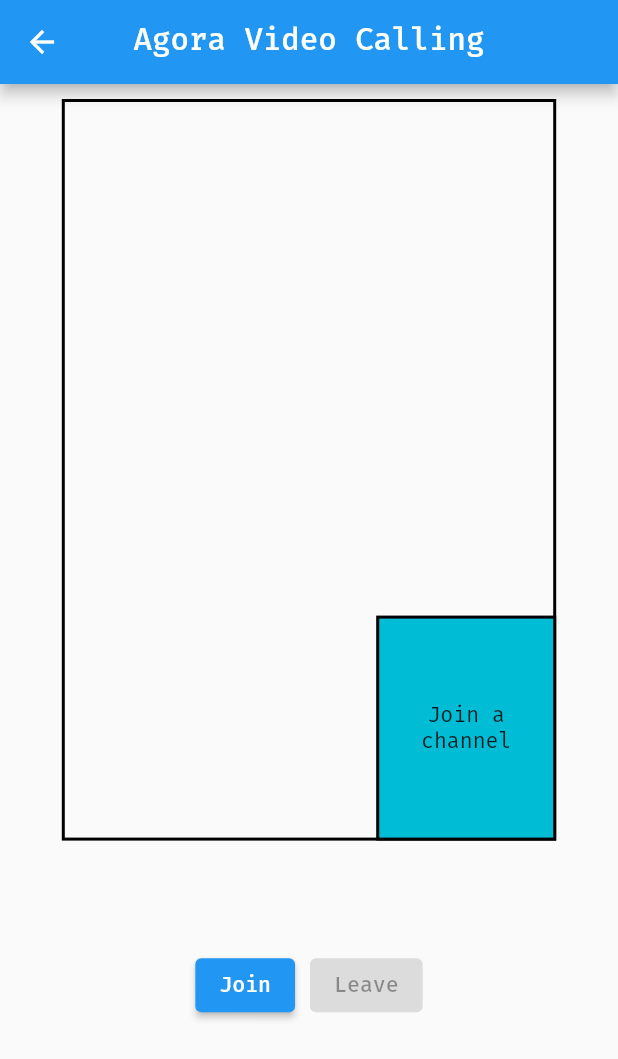
After one commit to ThanhTrung2001/Chew_Firebase, a Flutter app: the VideoCallMainScreen screen opened by its route, after a tap on "Join", on a phone screen of 412 x 824 dp. The commit adds this screen. Shown: the top 1059 px of the screen. Run offline on Flutter 3.47's test engine with Material 2 defaults, Android fonts, the phone set to English and light mode, and no system bars; our stand-ins replace cloud_firestore, custom_navigation_bar, file_picker, firebase_auth, firebase_core, firebase_storage and 6 more; missing offline and left inert: agora_rtc_engine; accounts and stored records are empty; network calls fail.

Commit message:
test git again

```diff
--- a/firebase_tutorial/lib/main.dart
+++ b/firebase_tutorial/lib/main.dart
@@ -1,5 +1,6 @@
 import 'package:firebase_auth/firebase_auth.dart';
 import 'package:firebase_tutorial/views/screens/chat/video_call.dart';
+import 'package:firebase_tutorial/views/screens/chat/video_call_main.dart';
 import 'package:firebase_tutorial/views/screens/chat/voice_call.dart';
 import 'package:firebase_tutorial/views/screens/home/home.dart';
 import 'package:firebase_tutorial/views/screens/home/mainscreen.dart';
@@ -21,7 +22,8 @@
 import 'package:agora_rtc_engine/agora_rtc_engine.dart';
 
 void main() async {
-  SystemChrome.setEnabledSystemUIMode(SystemUiMode.manual, overlays: [SystemUiOverlay.top]);
+  SystemChrome.setEnabledSystemUIMode(SystemUiMode.manual,
+      overlays: [SystemUiOverlay.top]);
   WidgetsFlutterBinding.ensureInitialized();
   await Firebase.initializeApp();
   runApp(const ProviderScope(child: MyApp()));
@@ -46,21 +48,21 @@
                   ThemeData(primarySwatch: Colors.blue, fontFamily: 'FiraCode'),
               // home: const SplashScreen(),
               initialRoute:
-                FirebaseAuth.instance.currentUser == null?
-               '/login' : '/',
+                  FirebaseAuth.instance.currentUser == null ? '/login' : '/',
               routes: {
                 '/splash': (context) => const SplashScreen(),
                 '/login': (context) => const LoginScreen(),
-                '/signup' : (context) => const SignUpScreen(),
-                '/forgot' :(context) => const ForgotScreen(),
-                '/verify' :(context) => const VerifyScreen(),
-                '/changepass':(context) => const ChangePassScreen(),
-                '/waiting' :(context) => const WaitingScreen(),
-                '/' : (context) => const MainScreen(),
+                '/signup': (context) => const SignUpScreen(),
+                '/forgot': (context) => const ForgotScreen(),
+                '/verify': (context) => const VerifyScreen(),
+                '/changepass': (context) => const ChangePassScreen(),
+                '/waiting': (context) => const WaitingScreen(),
+                '/': (context) => const MainScreen(),
                 '/home': (context) => const HomeScreen(),
-                '/profile' : (context) => const ProfileScreen(),
-                '/voice' :(context) => const VoiceCallingScreen(),
-                '/video' :(context) => const VideoCallingScreen(),
+                '/profile': (context) => const ProfileScreen(),
+                '/voice': (context) => const VoiceCallingScreen(),
+                '/video_test': (context) => const VideoCallingScreen(),
+                '/video': (context) => const VideoCallMainScreen(),
               });
         });
   }
--- a/firebase_tutorial/lib/views/screens/chat/chatroom.dart
+++ b/firebase_tutorial/lib/views/screens/chat/chatroom.dart
@@ -27,13 +27,11 @@
   final chatRoomFunction = ChatRoomFuction();
   final messageFunction = MessageFunction();
   final imageFunction = ImageFunction();
-  final voiceCallFunction = CallingFunction();
+  final callingFunction = CallingFunction();
   bool isImage = false;
   bool isYour = false;
   late Stream<QuerySnapshot> listMessage;
   late RtcEngine agoraEngine;
-
-
 
   @override
   void initState() {
@@ -65,21 +63,22 @@
             ),
             actions: [
               GestureDetector(
-                onTap: (){
-                  voiceCallFunction.setInformation(widget.chatRoomID);
-                  // await voiceCallFunction.onJoin();
+                onTap: () {
+                  callingFunction.setInformation(widget.chatRoomID);
+                  // await callingFunction.onJoin();
                   Navigator.of(context).pushNamed('/voice');
                 },
                 child: AppIcon.micCall,
               ),
               GestureDetector(
                 onTap: () {
-                  voiceCallFunction.setInformation(widget.chatRoomID);
+                  callingFunction.setInformation(widget.chatRoomID);
                   Navigator.of(context).pushNamed('/video');
+                  // //use for test
+                  // Navigator.of(context).pushNamed('/video_test');
                 },
                 child: AppIcon.videoCall,
               ),
-
             ],
           ),
           body: Stack(
@@ -102,31 +101,34 @@
                           MessageBar(
                               controller: messageController,
                               pressImage: () async {
-                                final result = await FilePicker.platform.pickFiles(
+                                final result =
+                                    await FilePicker.platform.pickFiles(
                                   allowMultiple: false,
                                   type: FileType.custom,
                                   allowedExtensions: ['png', 'jpg'],
                                 );
-                                if(result != null)
-                                {
+                                if (result != null) {
                                   final path = result.files.single.path!;
                                   final name = result.files.single.name;
                                   await imageFunction.uploadFile(path, name);
-                                  final url = await imageFunction.downloadURL(name);
+                                  final url =
+                                      await imageFunction.downloadURL(name);
                                   print(path + '----' + name);
-                                  if(url != null)
-                                  {
-                                    messageFunction.sendImageMessage(widget.chatRoomID, FirebaseAuth.instance.currentUser!.uid,url );
-                                  }
-                                  else
-                                  {
+                                  if (url != null) {
+                                    messageFunction.sendImageMessage(
+                                        widget.chatRoomID,
+                                        FirebaseAuth.instance.currentUser!.uid,
+                                        url);
+                                  } else {
                                     print("error");
                                   }
                                 }
-
                               },
-                              sendMessage: () async{
-                                await messageFunction.sendTextMessage(widget.chatRoomID, FirebaseAuth.instance.currentUser!.uid, messageController.text);
+                              sendMessage: () async {
+                                await messageFunction.sendTextMessage(
+                                    widget.chatRoomID,
+                                    FirebaseAuth.instance.currentUser!.uid,
+                                    messageController.text);
                               }),
                         ],
                       ),
@@ -147,21 +149,19 @@
       width: double.infinity,
       child: StreamBuilder(
           stream: listMessage,
-          builder: (context, AsyncSnapshot<QuerySnapshot> snapshot){
+          builder: (context, AsyncSnapshot<QuerySnapshot> snapshot) {
             if (snapshot.hasData) {
               return ListView.builder(
                 itemCount: snapshot.data?.docs.length,
                 itemBuilder: (BuildContext context, int index) {
                   DocumentSnapshot ds = snapshot.data!.docs[index];
-                  return buildMessage(ds['isImage'], ds['senderUID'], ds['content']);
+                  return buildMessage(
+                      ds['isImage'], ds['senderUID'], ds['content']);
                 },
               );
-            }
-            else if(snapshot.hasError)
-            {
+            } else if (snapshot.hasError) {
               return Text('Error');
-            }
-            else{
+            } else {
               return Text('Loading');
             }
           }),
@@ -194,12 +194,13 @@
                     ? Text(
                         content,
                         style: TextStyle(
-                            color: (uid != FirebaseAuth.instance.currentUser!.uid)
+                            color:
+                                (uid != FirebaseAuth.instance.currentUser!.uid)
                                     ? AppColor.secondaryTextColor
                                     : AppColor.primaryTextColor),
                       )
                     : GestureDetector(
-                      onTap: (){
+                        onTap: () {
                           Navigator.push(
                               context,
                               MaterialPageRoute(
--- /dev/null
+++ b/firebase_tutorial/lib/views/screens/chat/video_call_main.dart
@@ -0,0 +1,198 @@
+import 'package:agora_rtc_engine/agora_rtc_engine.dart';
+import 'package:flutter_riverpod/flutter_riverpod.dart';
+import 'package:firebase_tutorial/config/export.dart';
+import 'package:flutter/material.dart';
+import 'package:permission_handler/permission_handler.dart';
+
+import '../../../services/call/calling_service.dart';
+
+class VideoCallMainScreen extends ConsumerStatefulWidget {
+  const VideoCallMainScreen({Key? key}) : super(key: key);
+  @override
+  ConsumerState<ConsumerStatefulWidget> createState() =>
+      _VideoCallMainScreenState();
+}
+
+class _VideoCallMainScreenState extends ConsumerState<VideoCallMainScreen> {
+  final videoCallFunction = CallingFunction();
+  late RtcEngine agoraEngine;
+  int? _remoteUid; // uid of the remote user
+  bool _isJoined = false; // Indicates if the local user has joined the channel
+  @override
+  void initState() {
+    //  setupVideoSDKEngine();
+    setState(() {
+      _isJoined == true;
+    });
+    super.initState();
+  }
+
+  Future<void> setupVideoSDKEngine() async {
+    // retrieve or request camera and microphone permissions
+    await [Permission.microphone, Permission.camera].request();
+
+    //create an instance of the Agora engine
+    agoraEngine = createAgoraRtcEngine();
+    await agoraEngine.initialize(const RtcEngineContext(appId: appID));
+
+    await agoraEngine.enableVideo();
+
+    // Register the event handler
+    agoraEngine.registerEventHandler(
+      RtcEngineEventHandler(
+        onJoinChannelSuccess: (RtcConnection connection, int elapsed) {
+          print("Local user uid:${connection.localUid} joined the channel");
+          setState(() {
+            _isJoined = true;
+          });
+        },
+        onUserJoined: (RtcConnection connection, int remoteUid, int elapsed) {
+          print("Remote user uid:$remoteUid joined the channel");
+          setState(() {
+            _remoteUid = remoteUid;
+          });
+        },
+        onUserOffline: (RtcConnection connection, int remoteUid,
+            UserOfflineReasonType reason) {
+          print("Remote user uid:$remoteUid left the channel");
+          setState(() {
+            _remoteUid = null;
+          });
+        },
+      ),
+    );
+  }
+
+  void join() async {
+    print('Inforss: ${token} + ${userID} + ${channel}');
+    await agoraEngine.startPreview();
+
+    // Set channel options including the client role and channel profile
+    ChannelMediaOptions options = const ChannelMediaOptions(
+      clientRoleType: ClientRoleType.clientRoleBroadcaster,
+      channelProfile: ChannelProfileType.channelProfileCommunication,
+    );
+    setState(() {
+      _isJoined == true;
+    });
+    await agoraEngine.joinChannel(
+      token: token,
+      channelId: channel,
+      options: options,
+      uid: userID,
+    );
+  }
+
+  void leave() {
+    setState(() {
+      _isJoined = false;
+      _remoteUid = null;
+    });
+    agoraEngine.leaveChannel();
+  }
+
+  @override
+  void dispose() async {
+    if (_isJoined == false) {
+      // await agoraEngine.leaveChannel();
+      setState(() {
+        _isJoined = false;
+        _remoteUid = null;
+      });
+    }
+    super.dispose();
+  }
+
+  @override
+  Widget build(BuildContext context) {
+    Size size = MediaQuery.of(context).size;
+    return Scaffold(
+      appBar: AppBar(
+        title: const Text('Agora Video Calling'),
+        centerTitle: true,
+      ),
+      body: Stack(
+        alignment: Alignment.topCenter,
+        children: [
+          Positioned(
+              top: 10,
+              child: Container(
+                width: size.width * 0.8,
+                height: size.height * 0.6,
+                alignment: Alignment.center,
+                decoration: BoxDecoration(
+                  color: Colors.transparent,
+                  border: Border.all(color: Colors.black, width: 2),
+                ),
+                child: _remoteVideo(),
+              )),
+          Positioned(
+              top: size.height * 0.6 - 140,
+              right: size.width * 0.1,
+              child: Container(
+                width: 120,
+                height: 150,
+                alignment: Alignment.center,
+                decoration: BoxDecoration(
+                  color: Colors.cyan,
+                  border: Border.all(color: Colors.black, width: 2),
+                ),
+                child: _localPreview(),
+              )),
+          Positioned(
+              top: size.height * 0.7,
+              child: Row(
+                mainAxisAlignment: MainAxisAlignment.center,
+                children: [
+                  ElevatedButton(
+                    onPressed: _isJoined == true ? null : () => {join()},
+                    child: const Text("Join"),
+                  ),
+                  const SizedBox(width: 10),
+                  ElevatedButton(
+                    onPressed: _isJoined == true ? () => {leave()} : null,
+                    child: const Text("Leave"),
+                  ),
+                ],
+              ))
+        ],
+      ),
+    );
+  }
+
+  Widget _localPreview() {
+    if (_isJoined == true) {
+      return AgoraVideoView(
+        controller: VideoViewController(
+          rtcEngine: agoraEngine,
+          canvas: VideoCanvas(uid: userID, view: 1),
+        ),
+      );
+    } else {
+      return const Text(
+        'Join a channel',
+        textAlign: TextAlign.center,
+      );
+    }
+  }
+
+// Display remote user's video
+  Widget _remoteVideo() {
+    if (_remoteUid != null) {
+      return AgoraVideoView(
+        controller: VideoViewController.remote(
+          rtcEngine: agoraEngine,
+          canvas: VideoCanvas(uid: _remoteUid),
+          connection: RtcConnection(channelId: channel),
+        ),
+      );
+    } else {
+      String msg = '';
+      if (_isJoined) msg = 'Waiting for a remote user to join';
+      return Text(
+        msg,
+        textAlign: TextAlign.center,
+      );
+    }
+  }
+}
```
Also changed, not shown: 1 other file. Lines whose indentation alone changed are shown as unchanged.
